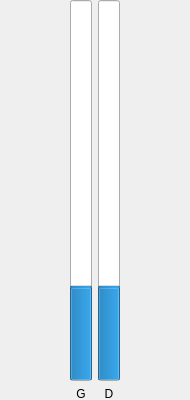
cinemaouvert/OPP, file src/saturationwidget.ui: the form before one commit.
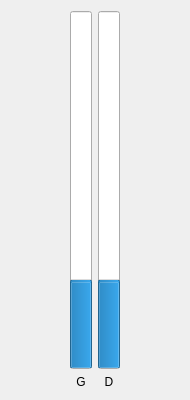
The form after the commit.

Commit message: Modif widgets taille auto : Saturation

```diff
--- a/src/saturationwidget.ui
+++ b/src/saturationwidget.ui
@@ -13,15 +13,8 @@
   <property name="windowTitle">
    <string>Form</string>
   </property>
-  <widget class="QWidget" name="horizontalLayoutWidget">
-   <property name="geometry">
-    <rect>
-     <x>0</x>
-     <y>0</y>
-     <width>191</width>
-     <height>401</height>
-    </rect>
-   </property>
+  <layout class="QVBoxLayout" name="verticalLayout">
+   <item>
    <layout class="QHBoxLayout" name="horizontalLayout">
     <item>
      <layout class="QGridLayout" name="gridLayout">
@@ -83,7 +76,8 @@
      </layout>
     </item>
    </layout>
-  </widget>
+   </item>
+  </layout>
  </widget>
  <resources/>
  <connections/>
```
Lines whose indentation alone changed are shown as unchanged.
